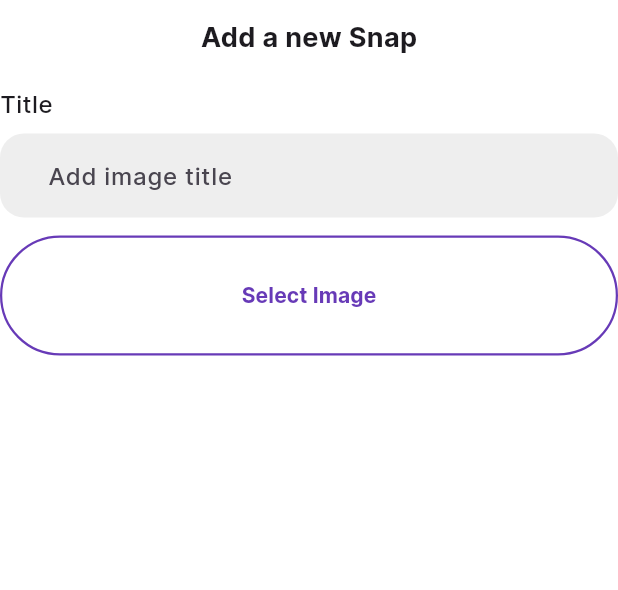
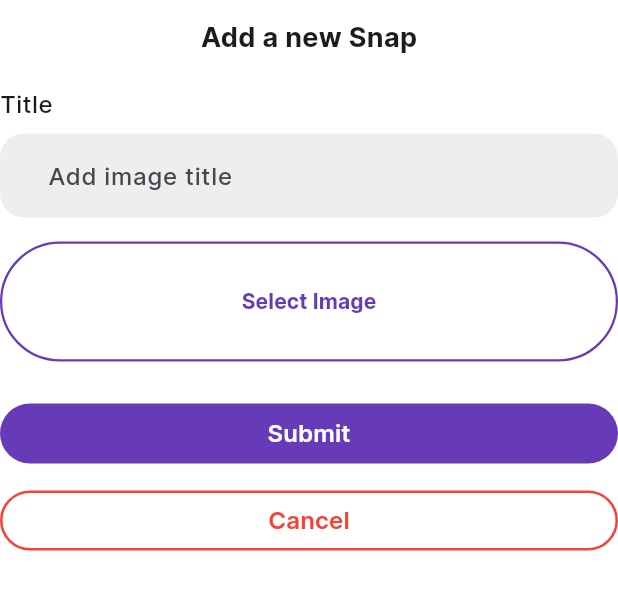
Before and after one commit to itsAbhishekV/SnapSync, a Flutter app: the SnapSyncItemForm widget shown alone on an empty page, opened directly, on a phone screen of 412 x 824 dp. Shown: the top 590 px of the screen. Run offline on Flutter 3.47's test engine with Material 3 defaults, Android fonts, the phone set to English and light mode, and no system bars; our stand-ins replace file_picker, flutter_riverpod, font_awesome_flutter, gap, go_router, pinput and 1 more; missing offline and left inert: validation_pro; accounts and stored records are empty.

Commit message:
minor tweaks

```diff
--- a/lib/widgets/common/snapsync_item_form.dart
+++ b/lib/widgets/common/snapsync_item_form.dart
@@ -50,7 +50,7 @@ class _SnapSyncItemFormState extends ConsumerState<SnapSyncItemForm> {
                 return null;
               },
             ),
-            const Gap(12.0),
+            const Gap(16.0),
             FileUploadField(
               validator: (value) {
                 if (value == null) {
@@ -65,7 +65,63 @@ class _SnapSyncItemFormState extends ConsumerState<SnapSyncItemForm> {
                 });
               },
             ),
-            const Gap(12.0),
+            const Gap(24.0),
+            SizedBox(
+              width: double.infinity,
+              child: FilledButton(
+                style: OutlinedButton.styleFrom(
+                  backgroundColor: Colors.deepPurple,
+                  foregroundColor: Colors.white,
+                  padding: const EdgeInsets.symmetric(
+                    vertical: 8.0,
+                    horizontal: 12.0,
+                  ),
+                ),
+                onPressed: () async {
+                  if (_formKey.currentState!.validate() == false) {
+                    setState(() {
+                      _autovalidateMode = AutovalidateMode.always;
+                    });
+                    return;
+                  } else {
+                    // todo = submit
+                  }
+                },
+                child: const Text(
+                  'Submit',
+                  style: TextStyle(
+                    color: Colors.white,
+                    fontSize: 16.0,
+                    fontWeight: FontWeight.w600,
+                  ),
+                ),
+              ),
+            ),
+            const Gap(10.0),
+            SizedBox(
+              width: double.infinity,
+              child: OutlinedButton(
+                style: OutlinedButton.styleFrom(
+                  padding: const EdgeInsets.symmetric(
+                    vertical: 8.0,
+                    horizontal: 12.0,
+                  ),
+                  side: const BorderSide(
+                    color: Colors.red,
+                    width: 1.7,
+                  ),
+                ),
+                onPressed: () {},
+                child: const Text(
+                  'Cancel',
+                  style: TextStyle(
+                    fontSize: 16.0,
+                    color: Colors.red,
+                    fontWeight: FontWeight.w600,
+                  ),
+                ),
+              ),
+            ),
           ],
         ),
       ),
```
